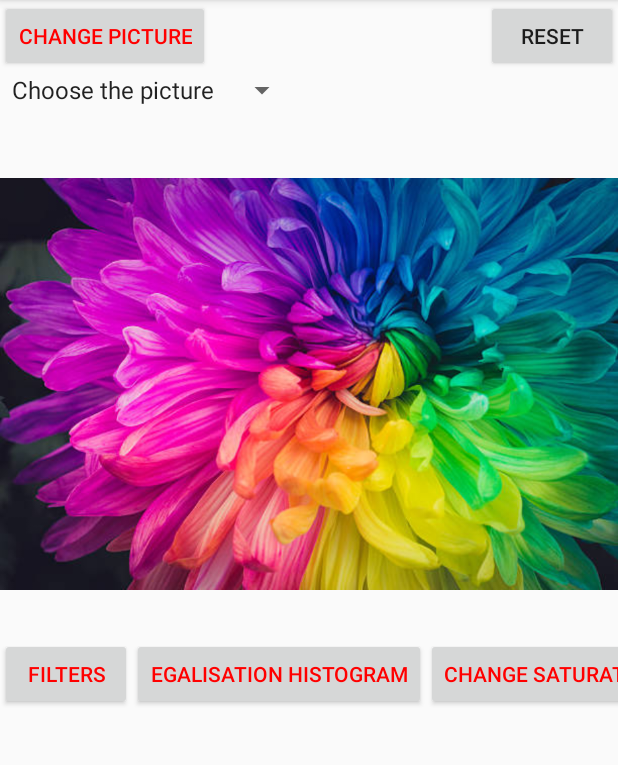
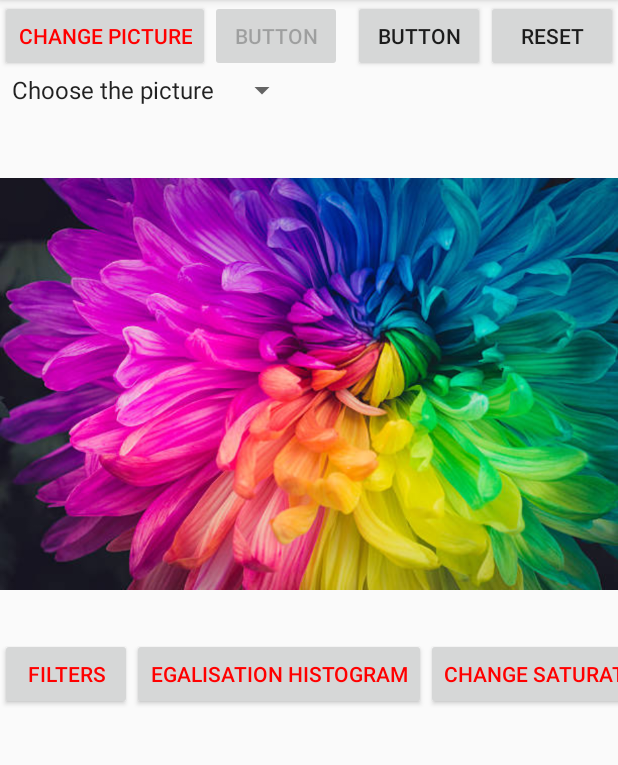
Before and after one commit to mustywzki/projettechL3Image, an Android app: the screen it shows after launch (MainActivity), on a phone screen of 412 x 824 dp, the part 84-849 px from its top. Run offline under Robolectric (Android 15) with nearby library versions, the phone set to English and light mode, and no system bars.

Commit message:
importation image

```diff
--- a/app/src/main/AndroidManifest.xml
+++ b/app/src/main/AndroidManifest.xml
@@ -1,7 +1,8 @@
 <?xml version="1.0" encoding="utf-8"?>
 <manifest xmlns:android="http://schemas.android.com/apk/res/android"
     package="com.mustywzki.projettechl3image">
-
+    <uses-feature android:name="android.hardware.camera2" android:required="true"></uses-feature>
+    <uses-permission android:name="android.permission.READ_EXTERNAL_STORAGE"></uses-permission>
     <application
         android:allowBackup="true"
         android:icon="@mipmap/ic_launcher"
--- a/app/src/main/java/com/mustywzki/projettechl3image/MainActivity.java
+++ b/app/src/main/java/com/mustywzki/projettechl3image/MainActivity.java
@@ -1,12 +1,19 @@
 package com.mustywzki.projettechl3image;
 
+import androidx.annotation.Nullable;
 import androidx.appcompat.app.AppCompatActivity;
 
+import android.Manifest;
 import android.app.Activity;
+import android.content.Intent;
+import android.content.pm.PackageManager;
 import android.graphics.Bitmap;
 import android.graphics.drawable.BitmapDrawable;
+import android.os.Build;
 import android.os.Bundle;
+import android.provider.MediaStore;
 import android.view.View;
+import android.widget.Button;
 import android.widget.FrameLayout;
 import android.widget.HorizontalScrollView;
 import android.widget.ImageView;
@@ -18,13 +25,51 @@ import com.mustywzki.projettechl3image.Algorithms.Functions;
 import com.mustywzki.projettechl3image.Algorithms.Tools;
 
 public class MainActivity extends AppCompatActivity {
-
+    static final int REQUEST_IMAGE_CAPTURE=1;
+    static final int RESULT_LOAD_IMG=1000;
+    private static final int PERMISSION_CODE = 1001;
     // Seekbar tab
     private View slider_bars;
     private FrameLayout buttons_view;
     private HorizontalScrollView button_scroll;
     private SeekBar bar1, bar2, bar3;
     private boolean isSliding;
+
+
+    public boolean Camera(){
+        return getPackageManager().hasSystemFeature(PackageManager.FEATURE_CAMERA);
+    }
+
+    public void launchCamera(View view){
+        Intent intent = new Intent(MediaStore.ACTION_IMAGE_CAPTURE);
+        startActivityForResult(intent, REQUEST_IMAGE_CAPTURE);
+    }
+
+
+    public void getImageFromGallery(){
+        Intent intent = new Intent(Intent.ACTION_PICK);
+        intent.setType("image/*");
+        startActivityForResult(intent, RESULT_LOAD_IMG);
+    }
+
+
+    @Override
+    protected void onActivityResult(int requestCode, int resultCode, @Nullable Intent data) {
+        super.onActivityResult(requestCode, resultCode, data);
+        if (requestCode == REQUEST_IMAGE_CAPTURE && resultCode == RESULT_OK) {
+            Bundle extras = data.getExtras();
+            Bitmap photo = (Bitmap) extras.get("data");
+            imageView.setImageBitmap(photo);
+        }
+        else if(requestCode == RESULT_LOAD_IMG){
+            imageView.setImageURI(data.getData());
+
+        }
+
+    }
+
+
+
 
     public enum AlgorithmType {
         GRAY,
@@ -55,12 +100,45 @@ public class MainActivity extends AppCompatActivity {
         super.onCreate(savedInstanceState);
         setContentView(R.layout.activity_main);
 
+
+        Button camera = findViewById(R.id.camera);
+        Button gallery = findViewById(R.id.gallery);
+
+        gallery.setOnClickListener(new View.OnClickListener(){
+            public void onClick(View v){
+                if (Build.VERSION.SDK_INT >= Build.VERSION_CODES.M){
+                    if (checkSelfPermission(Manifest.permission.READ_EXTERNAL_STORAGE)==PackageManager.PERMISSION_DENIED){
+                        String[] permissions = {Manifest.permission.READ_EXTERNAL_STORAGE};
+                        requestPermissions(permissions, PERMISSION_CODE);
+                    }
+                    else{
+                        getImageFromGallery();
+                    }
+
+                }
+                else{
+                    getImageFromGallery();
+                }
+            }
+        });
+
+
+        if(!Camera()){
+            camera.setEnabled(false);
+        }
+
+
+
+
+
         getWindow().getDecorView().setSystemUiVisibility(View.SYSTEM_UI_FLAG_IMMERSIVE_STICKY |
                 View.SYSTEM_UI_FLAG_FULLSCREEN |
                 View.SYSTEM_UI_FLAG_HIDE_NAVIGATION |
                 View.SYSTEM_UI_FLAG_IMMERSIVE);
 
         imageView = findViewById(R.id.picture);
+
+
         slider_bars = View.inflate(this,R.layout.seekbar_view,null);
         button_scroll = findViewById(R.id.button_scroll);
         buttons_view = findViewById(R.id.button_view);
--- a/app/src/main/res/layout/activity_main.xml
+++ b/app/src/main/res/layout/activity_main.xml
@@ -15,6 +15,26 @@
         app:layout_constraintStart_toStartOf="parent"
         app:layout_constraintTop_toTopOf="parent">
 
+
+        <Button
+            android:id="@+id/camera"
+            android:layout_width="wrap_content"
+            android:layout_height="wrap_content"
+            android:onClick="launchCamera"
+            android:text="Button"
+            app:layout_constraintStart_toEndOf="@+id/change_picture_button"
+            app:layout_constraintTop_toTopOf="parent" />
+
+        <Button
+            android:id="@+id/gallery"
+            android:layout_width="wrap_content"
+            android:layout_height="wrap_content"
+            android:layout_marginStart="6dp"
+            android:layout_marginLeft="6dp"
+            android:text="Button"
+            app:layout_constraintEnd_toStartOf="@+id/reset_c_button"
+            app:layout_constraintStart_toEndOf="@+id/camera"
+            app:layout_constraintTop_toTopOf="parent" />
 
         <Button
             android:id="@+id/change_picture_button"
@@ -157,6 +177,7 @@
             <Space
                 android:layout_width="wrap_content"
                 android:layout_height="wrap_content" />
+
         </FrameLayout>
 
 
```
